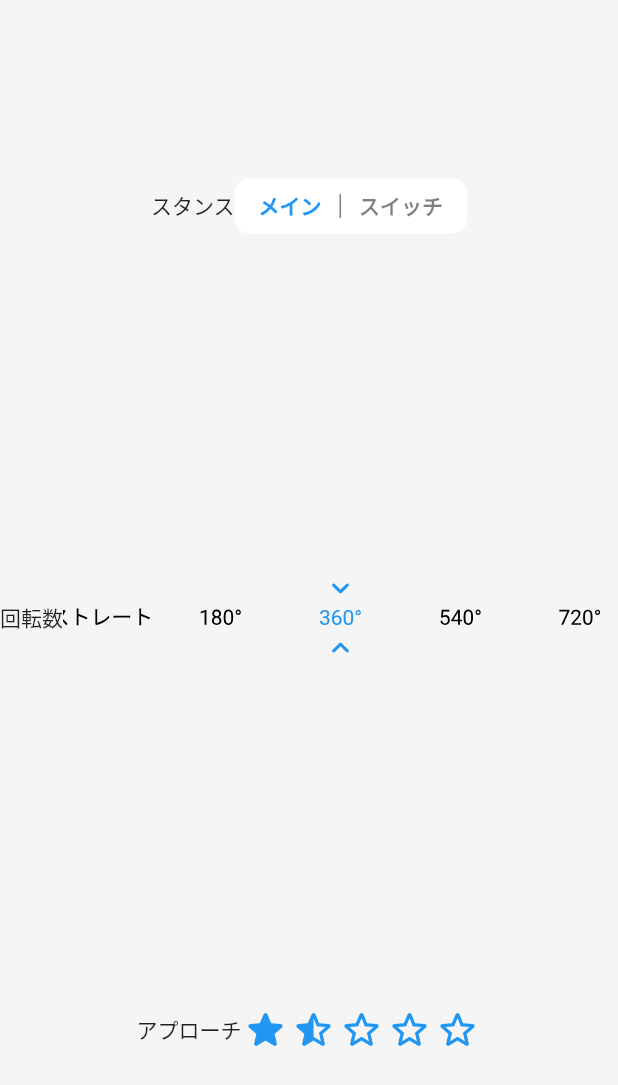
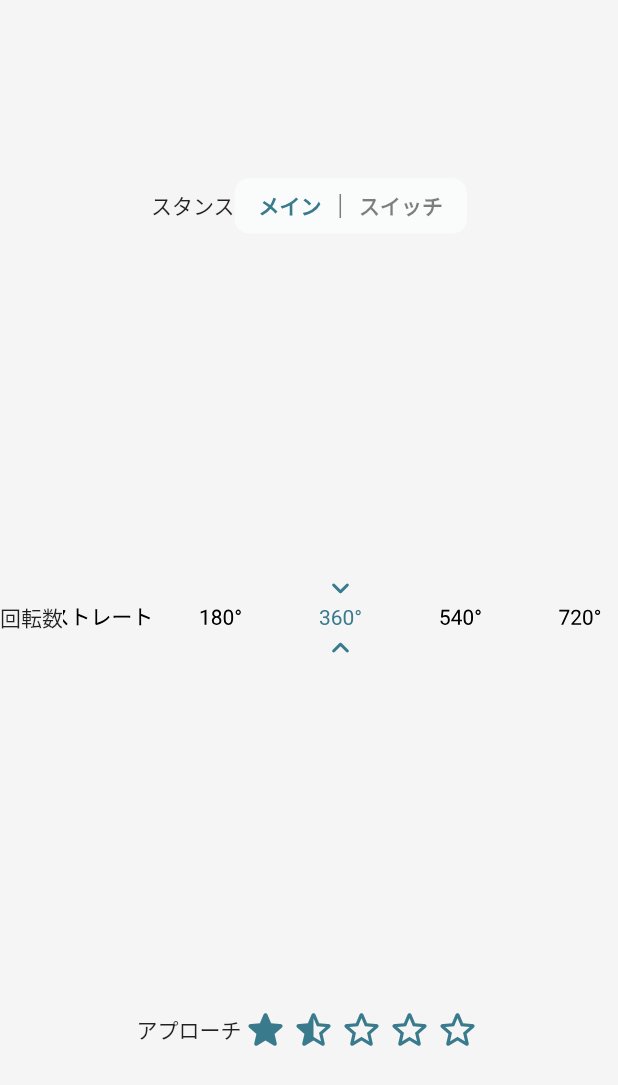
Before and after one commit to RyoheiTomiyama/flutter-memo-app, a Flutter app: the screen it shows after launch, on a phone screen of 412 x 824 dp. Shown: the top 1085 px of the screen. Run offline on Flutter 3.47's test engine with Material 2 defaults, Android fonts, the phone set to English and light mode, and no system bars; our stand-ins replace dropdown_button2, flutter_hooks, freezed_annotation, hooks_riverpod, video_player; missing offline and left inert: photo_manager, super_editor.

Commit message:
add theme color

```diff
--- a/lib/main.dart
+++ b/lib/main.dart
@@ -5,6 +5,32 @@ import 'package:hooks_riverpod/hooks_riverpod.dart';
 import 'package:intl/date_symbol_data_local.dart';
 import 'package:intl/intl.dart';
 import 'package:memo_app/routes.dart';
+
+const brandColor = MaterialColor(0xFF397A8D, <int, Color>{
+  50: Color(0xFFE7EFF1),
+  100: Color(0xFFC4D7DD),
+  200: Color(0xFF9CBDC6),
+  300: Color(0xFF74A2AF),
+  400: Color(0xFF578E9E),
+  500: Color(0xFF397A8D),
+  600: Color(0xFF337285),
+  700: Color(0xFF2C677A),
+  800: Color(0xFF245D70),
+  900: Color(0xFF174A5D),
+});
+// http://mcg.mbitson.com/#!?mcgpalette0=%23e8dbb3
+const brandAccentColor = MaterialColor(0xFFE8DBB3, <int, Color>{
+  50: Color(0xFFFCFBF6),
+  100: Color(0xFFF8F4E8),
+  200: Color(0xFFF4EDD9),
+  300: Color(0xFFEFE6CA),
+  400: Color(0xFFEBE0BE),
+  500: Color(0xFFE8DBB3),
+  600: Color(0xFFE5D7AC),
+  700: Color(0xFFE2D2A3),
+  800: Color(0xFFDECD9A),
+  900: Color(0xFFD8C48B),
+});
 
 void main() {
   Intl.defaultLocale = Platform.localeName;
@@ -23,7 +49,23 @@ class MyApp extends StatelessWidget {
     return MaterialApp(
       title: 'Flutter Demo',
       theme: ThemeData(
-        primarySwatch: Colors.blue,
+        primarySwatch: brandColor,
+        primaryColor: brandColor.shade500,
+        colorScheme: ColorScheme.fromSwatch().copyWith(
+          // primary: const Color(0xFF617E84),
+          primary: brandColor.shade500,
+          onPrimary: Colors.white,
+          secondary: brandAccentColor.shade500,
+          // secondary: const Color(0xffe8dbb3),
+          onSecondary: Colors.black,
+          surface: const Color(0xfff9fcfa), // button,card
+          onSurface: Colors.black,
+          background: const Color(0xfffbfdfd),
+          onBackground: Colors.black,
+        ),
+        // primarySwatch: Colors.amber,
+        // primaryColor: Colors.amber,
+        // primaryColor: Color(0xFFFEDBD0),
       ),
       // initialRoute: Routes.videoGallery.name,
       initialRoute: Routes.ui.name,
```
